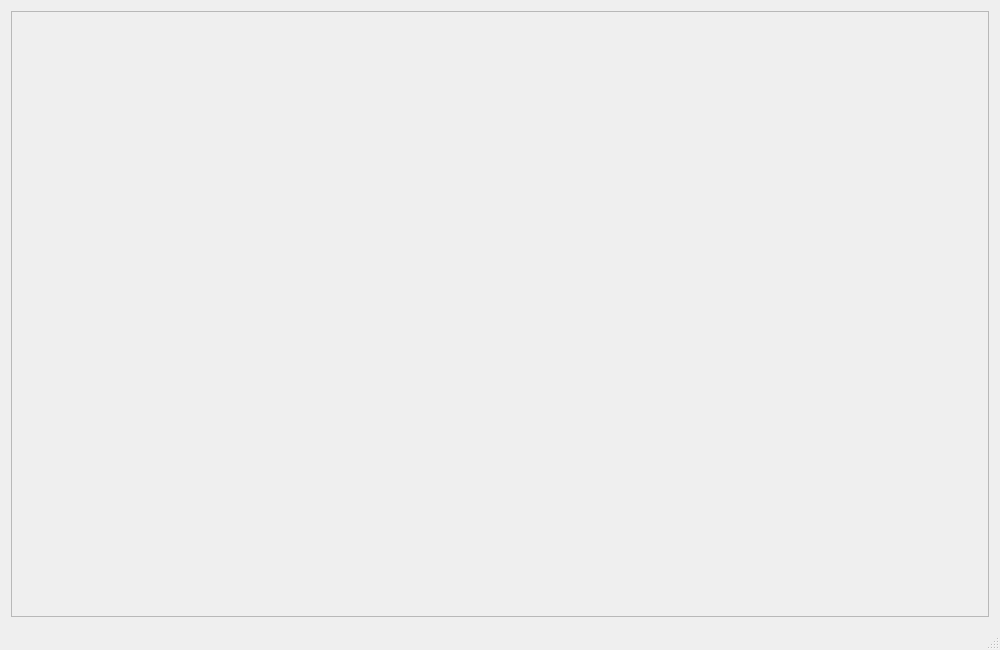
This is src/maingui.ui in tobby88/ros-tapi-gui as Qt 5 draws it before an edit. The edited form follows.
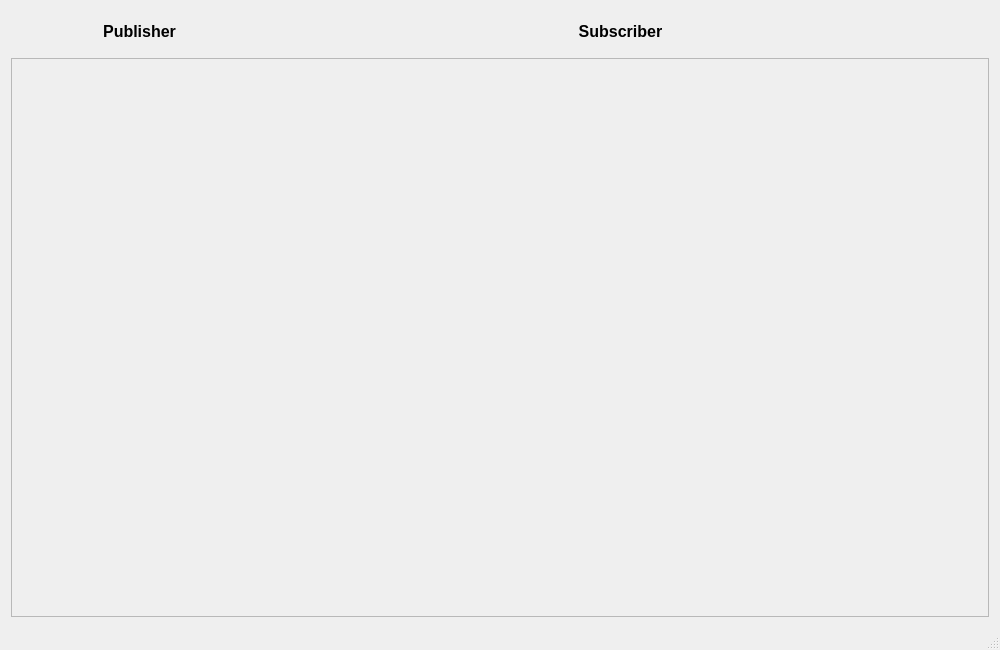
This is the edited form.

```diff
--- a/src/maingui.ui
+++ b/src/maingui.ui
@@ -15,6 +15,64 @@
   </property>
   <widget class="QWidget" name="centralWidget">
    <layout class="QVBoxLayout" name="verticalLayout">
+    <item>
+     <widget class="QWidget" name="widget" native="true">
+      <property name="minimumSize">
+       <size>
+        <width>0</width>
+        <height>25</height>
+       </size>
+      </property>
+      <layout class="QHBoxLayout" name="horizontalLayout_2">
+       <item>
+        <widget class="QLabel" name="label">
+         <property name="font">
+          <font>
+           <pointsize>12</pointsize>
+           <weight>75</weight>
+           <bold>true</bold>
+          </font>
+         </property>
+         <property name="locale">
+          <locale language="English" country="UnitedKingdom"/>
+         </property>
+         <property name="text">
+          <string>Publisher</string>
+         </property>
+         <property name="alignment">
+          <set>Qt::AlignCenter</set>
+         </property>
+        </widget>
+       </item>
+       <item>
+        <widget class="QWidget" name="widget_3" native="true"/>
+       </item>
+       <item>
+        <widget class="QLabel" name="label_2">
+         <property name="font">
+          <font>
+           <pointsize>12</pointsize>
+           <weight>75</weight>
+           <bold>true</bold>
+          </font>
+         </property>
+         <property name="locale">
+          <locale language="English" country="UnitedKingdom"/>
+         </property>
+         <property name="text">
+          <string>Subscriber</string>
+         </property>
+         <property name="alignment">
+          <set>Qt::AlignCenter</set>
+         </property>
+        </widget>
+       </item>
+       <item>
+        <widget class="QWidget" name="widget_2" native="true"/>
+       </item>
+      </layout>
+     </widget>
+    </item>
     <item>
      <widget class="QScrollArea" name="scrollArea">
       <property name="widgetResizable">
@@ -26,7 +84,7 @@
          <x>0</x>
          <y>0</y>
          <width>980</width>
-         <height>608</height>
+         <height>565</height>
         </rect>
        </property>
        <property name="autoFillBackground">
```
